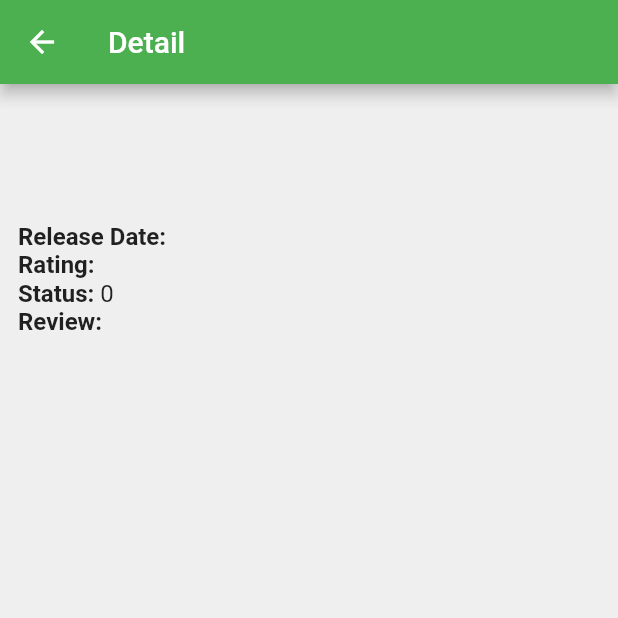
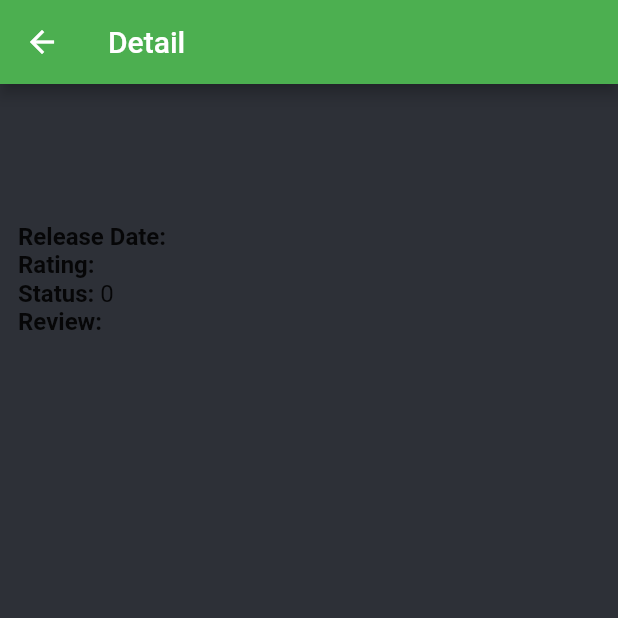
Before and after one commit to eugeniusms/wisata-nusantara-mobile, a Flutter app: the SingleDestination screen opened directly with empty values, on a phone screen of 412 x 824 dp, the top half of it. Run offline on Flutter 3.47's test engine with Material 2 defaults, Android fonts, the phone set to English and light mode, and no system bars.

Commit message:
🔨 Style Detail Destination Page v1

```diff
--- a/lib/apps/daftar_destinasi/pages/SingleDestination.dart
+++ b/lib/apps/daftar_destinasi/pages/SingleDestination.dart
@@ -9,6 +9,7 @@ class SingleDestination extends StatelessWidget {
   @override
   Widget build(BuildContext context) {
     return Scaffold(
+      backgroundColor: Color.fromARGB(255, 45, 48, 55),
       appBar: AppBar(
         title: Text("Detail"),
       ),
```
